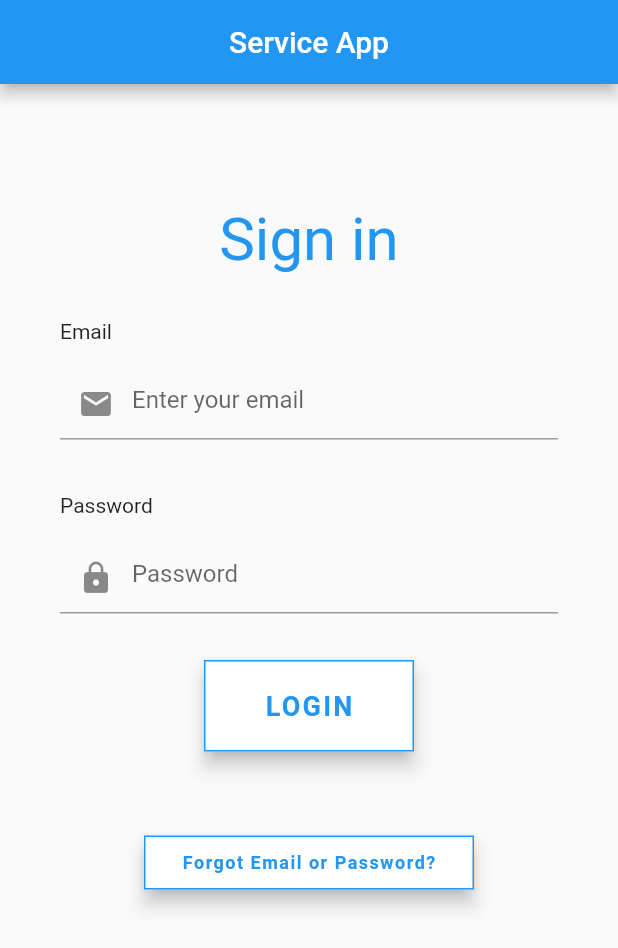
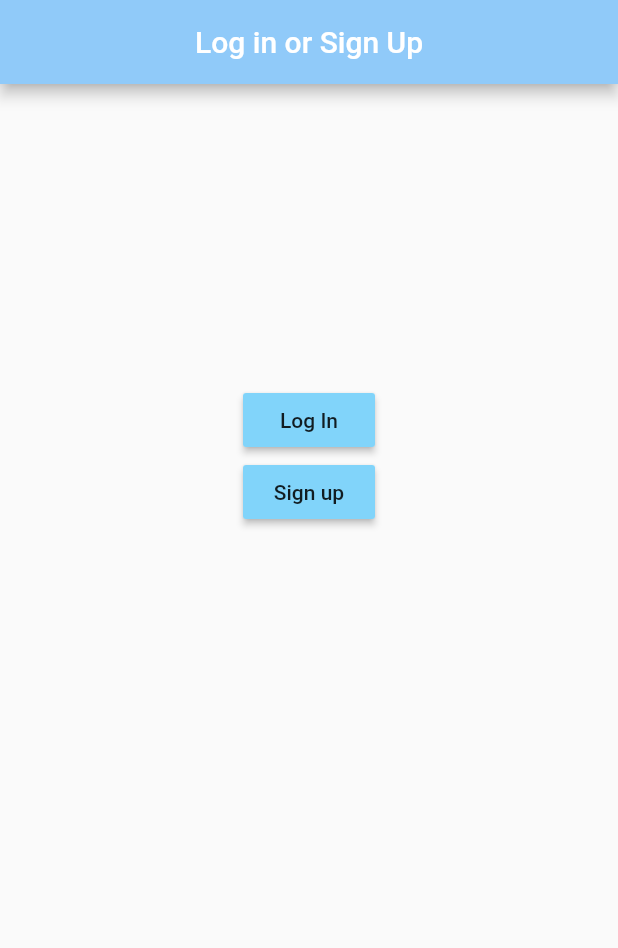
Before and after one commit to CSE-Courses/course-project-5braincells, a Flutter app: the screen it shows after launch, on a phone screen of 412 x 824 dp. Shown: the top 948 px of the screen. Run offline on Flutter 3.47's test engine with Material 2 defaults, Android fonts, the phone set to English and light mode, and no system bars; Roboto replaces fonts that are missing (OpenSans).

Commit message:
Added Login or Sign up page that connects both those pages

```diff
--- a/cse442_App/lib/Login_page.dart
+++ b/cse442_App/lib/Login_page.dart
@@ -11,6 +11,8 @@ class LoginScreen extends StatefulWidget {
 }
 
 class LoginScreenState extends State<LoginScreen> {
+  final TextEditingController emailController = TextEditingController();
+  final TextEditingController passwordController = TextEditingController();
 
   Widget _emailinput() {
     return Column(crossAxisAlignment: CrossAxisAlignment.start, children: <Widget>[
@@ -22,6 +24,7 @@ class LoginScreenState extends State<LoginScreen> {
         child: TextField(keyboardType: TextInputType.emailAddress,
           style: (TextStyle(color: Colors.black)),
           decoration: InputDecoration(prefixIcon: Icon(Icons.email), hintText: 'Enter your email'),
+          controller : emailController,
         ),
       )
     ],);
@@ -37,6 +40,7 @@ class LoginScreenState extends State<LoginScreen> {
         child: TextField(obscureText: true, keyboardType: TextInputType.emailAddress,
           style: (TextStyle(color: Colors.black)),
           decoration: InputDecoration(prefixIcon: Icon(Icons.lock), hintText: 'Password'),
+          controller : passwordController,
         ),
       )
     ],);
@@ -49,6 +53,8 @@ class LoginScreenState extends State<LoginScreen> {
       child: RaisedButton(
         elevation: 5.0,
         onPressed: () {
+          print(emailController.text);
+          print(passwordController.text);
           Navigator.push(
             context,
             MaterialPageRoute(builder: (context) => MyApp()),
--- /dev/null
+++ b/cse442_App/lib/login_or_signup.dart
@@ -0,0 +1,50 @@
+import 'package:flutter/material.dart';
+import 'home_screen.dart';
+import 'main.dart';
+import 'Login_page.dart';
+import 'signup.dart';
+class Home extends StatelessWidget{
+  @override
+  Widget build(context){
+    return Scaffold(
+      appBar: AppBar(
+        title : Text('Log in or Sign Up'),
+        centerTitle: true,
+        backgroundColor: Colors.blue[200],
+      ),
+      body: Column(
+
+              children: <Widget>[
+                new Padding(
+                padding: const EdgeInsets.all(100.0),
+              ),
+                Center(
+                    child: RaisedButton(
+                  onPressed: () {
+                     Navigator.push(
+                          context,
+                          MaterialPageRoute(
+                              builder: (context) => LoginScreen()));
+                  },
+                  child : Text('Log In'),
+                  color : Colors.lightBlue[200]
+                )
+                ),
+                Center(
+                    child : RaisedButton(
+                  onPressed: () {
+                     Navigator.push(
+                          context,
+                          MaterialPageRoute(
+                              builder: (context) => SignUp()));
+                  },
+                  child : Text('Sign up'),
+                  color : Colors.lightBlue[200]
+                ),
+                ),
+
+              ],
+            ),
+    );
+  }
+}
--- a/cse442_App/lib/main.dart
+++ b/cse442_App/lib/main.dart
@@ -3,6 +3,7 @@ import 'dart:ui';
 import 'home_screen.dart';
 import 'Login_page.dart';
 import 'package:flutter/material.dart';
+import 'login_or_signup.dart';
 
 void main() {
   runApp(MyAppTest());
@@ -13,7 +14,8 @@ class MyAppTest extends StatelessWidget {
   @override
   Widget build(BuildContext context) {
     return MaterialApp(
-      home: LoginScreen(),
+      // home: LoginScreen(),
+      home: Home(),
     );
   }
 }
```
Also changed, not shown: cse442_App/pubspec.lock.
